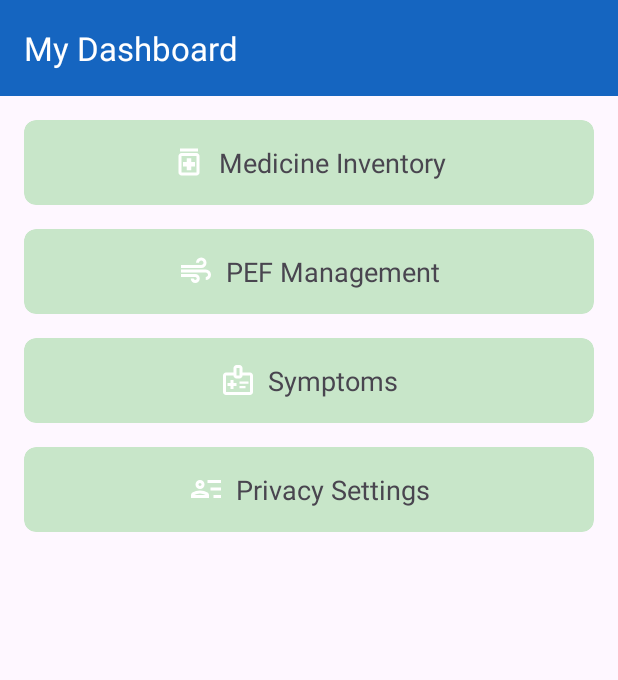
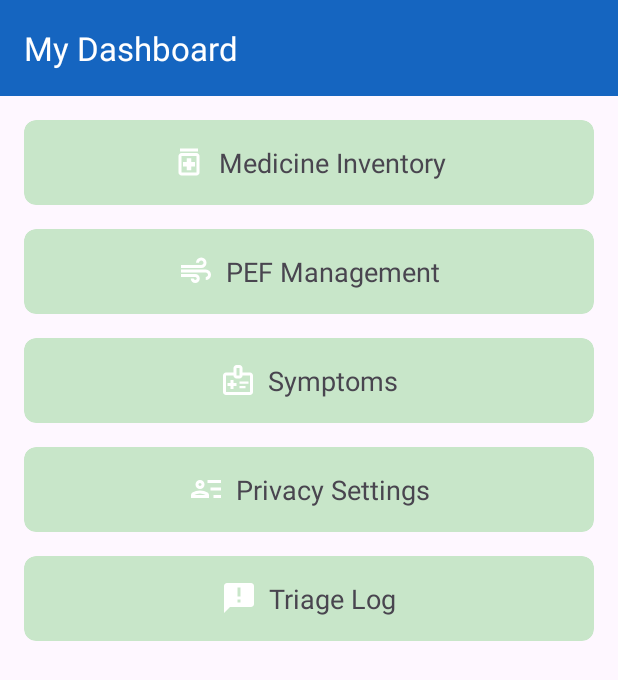
Before and after one commit to kevin579/Smart-Air, an Android app: the layout fragment_parent_side_child_dashboard.xml on its own in the app's theme, with its tools: preview values and no code run, on a phone screen of 412 x 824 dp. Shown: the top 680 px of the screen. Run offline under Robolectric (Android 15) with nearby library versions, the phone set to English and light mode, and no system bars.

```diff
--- a/app/src/main/res/layout/fragment_parent_side_child_dashboard.xml
+++ b/app/src/main/res/layout/fragment_parent_side_child_dashboard.xml
@@ -176,6 +176,42 @@
 
             </androidx.cardview.widget.CardView>
 
+            <androidx.cardview.widget.CardView
+                android:id="@+id/cardTriage"
+                android:layout_width="match_parent"
+                android:layout_height="wrap_content"
+                android:layout_marginBottom="16dp"
+                android:clickable="true"
+                android:focusable="true"
+                android:foreground="?android:attr/selectableItemBackground"
+                app:cardBackgroundColor="@color/good"
+                app:cardCornerRadius="8dp"
+                app:cardElevation="0dp">
+
+                <LinearLayout
+                    android:layout_width="match_parent"
+                    android:layout_height="wrap_content"
+                    android:gravity="center"
+                    android:orientation="horizontal"
+                    android:padding="16dp">
+
+                    <ImageView
+                        android:layout_width="24dp"
+                        android:layout_height="24dp"
+                        android:layout_marginEnd="8dp"
+                        android:src="@drawable/ic_triages"
+                        app:tint="@color/white" />
+
+                    <TextView
+                        android:layout_width="wrap_content"
+                        android:layout_height="wrap_content"
+                        android:text="Triage Log"
+                        android:textSize="18sp" />
+
+                </LinearLayout>
+
+            </androidx.cardview.widget.CardView>
+
         </LinearLayout>
     </ScrollView>
 
```
Also changed, not shown: app/src/main/java/com/example/SmartAirGroup2/ChildDashboard.java (+27 -0 lines), app/src/main/java/com/example/SmartAirGroup2/ParentSideChildDashboardFragment.java (+0 -33 lines), app/src/main/res/values/colors.xml (+0 -10 lines).
